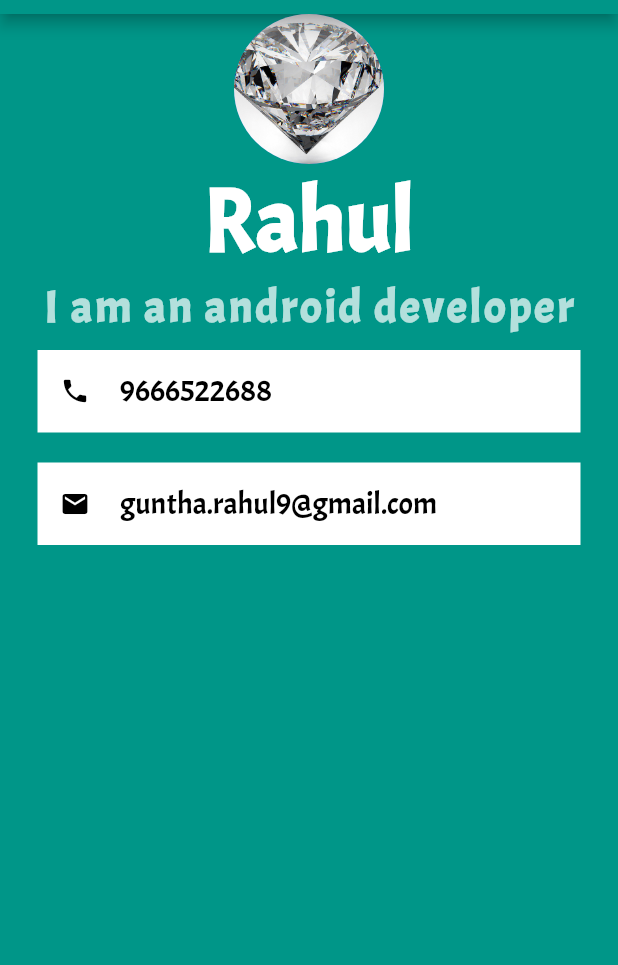
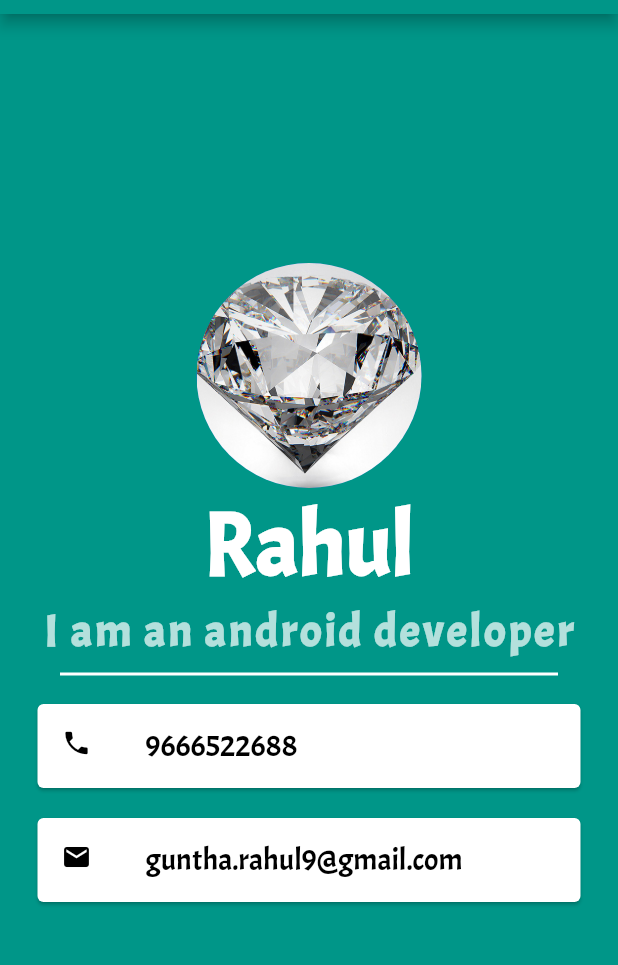
Before and after one commit to guntharahul/Flutter-ProfileCard, a Flutter app: the screen it shows after launch, on a phone screen of 412 x 824 dp, the part 70-1035 px from its top. Run offline on Flutter 3.47's test engine with Material 2 defaults, Android fonts, the phone set to English and light mode, and no system bars.

Commit message:
Completed Profile Card

```diff
--- a/lib/main.dart
+++ b/lib/main.dart
@@ -18,9 +18,10 @@ class MyApp extends StatelessWidget {
           backgroundColor: Colors.teal,
           body: SafeArea(
             child: Column(
+              mainAxisAlignment: MainAxisAlignment.center,
               children: <Widget>[
                 CircleAvatar(
-                  radius: 50.0,
+                  radius: 75.0,
                   backgroundImage: AssetImage('images/diamond_image1.jpg'),
                 ),
                 Text(
@@ -40,56 +41,49 @@ class MyApp extends StatelessWidget {
                       fontWeight: FontWeight.bold,
                       letterSpacing: 2.0),
                 ),
-                Container(
-                  padding: EdgeInsets.all(15.0),
+                SizedBox(
+                  height: 20.0,
+                  child: Divider(
                     color: Colors.white,
+                    thickness: 2.0,
+                    indent: 40.0,
+                    endIndent: 40.0,
+                  ),
+                ),
+                Card(
                     margin:
                         EdgeInsets.symmetric(vertical: 10.0, horizontal: 25.0),
-                  child: Row(
-                    children: <Widget>[
-                      Icon(
+                    child: ListTile(
+                      leading: Icon(
                         Icons.phone,
                         size: 20.0,
                         color: Colors.black,
                       ),
-                      SizedBox(
-                        width: 20.0,
-                      ),
-                      Text(
+                      title: Text(
                         '9666522688',
                         style: TextStyle(
                             color: Colors.black,
                             fontFamily: 'Acme',
                             fontSize: 20.0),
-                      )
-                    ],
                       ),
-                ),
-                Container(
-                  padding: EdgeInsets.all(15.0),
-                  color: Colors.white,
+                    )),
+                Card(
                     margin:
                         EdgeInsets.symmetric(vertical: 10.0, horizontal: 25.0),
-                  child: Row(
-                    children: <Widget>[
-                      Icon(
+                    child: ListTile(
+                      leading: Icon(
                         Icons.email,
                         size: 20.0,
                         color: Colors.black,
                       ),
-                      SizedBox(
-                        width: 20.0,
-                      ),
-                      Text(
+                      title: Text(
                         'guntha.rahul9@gmail.com',
                         style: TextStyle(
                             color: Colors.black,
                             fontFamily: 'Acme',
                             fontSize: 20.0),
-                      )
-                    ],
                       ),
-                )
+                    ))
               ],
             ),
           )),
```
Lines whose indentation alone changed are shown as unchanged.
